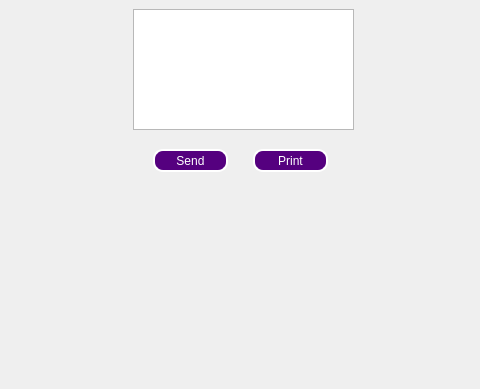
Qt form mainwindow.ui (ouertaniaziz/Smart_wedding_planner_2A3) before a commit; both pictures show x 257 to 737 and y 211 to 600 of the 1000 by 600 pixel window.
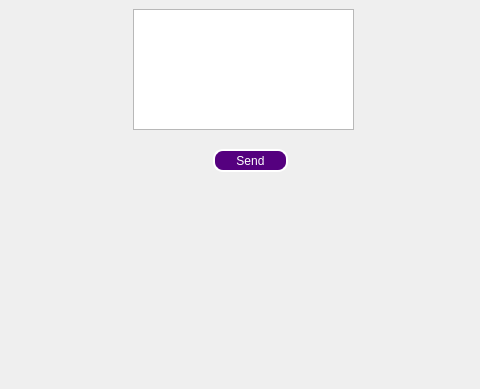
The same form after that commit. The open tabs and pages were chosen to show the change. Icons and pictures are not drawn. Custom widgets are drawn as their Qt base class.

The edit to the form file:
```diff
--- a/mainwindow.ui
+++ b/mainwindow.ui
@@ -5243,7 +5243,7 @@
      <widget class="QPushButton" name="hall_mail_send_button">
       <property name="geometry">
        <rect>
-        <x>430</x>
+        <x>490</x>
         <y>360</y>
         <width>75</width>
         <height>23</height>
@@ -5346,26 +5346,6 @@
        </rect>
       </property>
      </widget>
-     <widget class="QPushButton" name="MailHallPrint">
-      <property name="geometry">
-       <rect>
-        <x>530</x>
-        <y>360</y>
-        <width>75</width>
-        <height>23</height>
-       </rect>
-      </property>
-      <property name="styleSheet">
-       <string notr="true">border-radius: 10px;
-border-width : 2px;
-border-style : outset;
-background-color: rgb(85, 0, 127);
-color : white</string>
-      </property>
-      <property name="text">
-       <string>Print</string>
-      </property>
-     </widget>
     </widget>
     <widget class="QWidget" name="MailDecorator">
      <widget class="QPushButton" name="decorator_mail_send_button">
```
Left out of the diff: 22 changed lines with no effect on the pictures.
